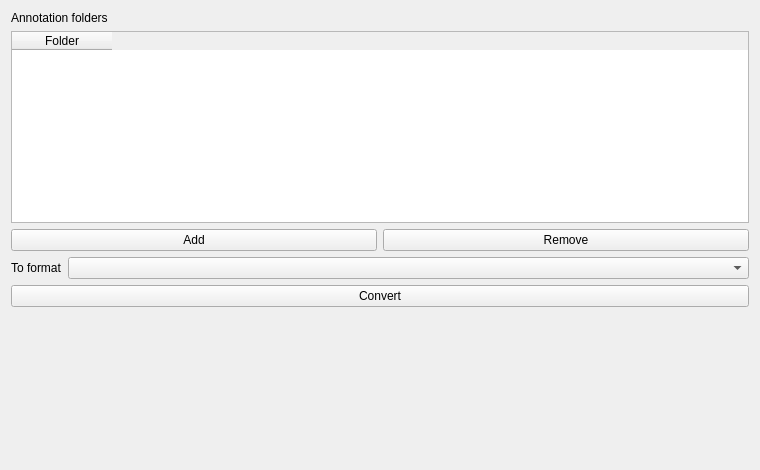
Above: image_clean_up_tool/convert_label_img_labels.ui from stereomatchingkiss/blogCodes2 before the change. Below: the same form after it.
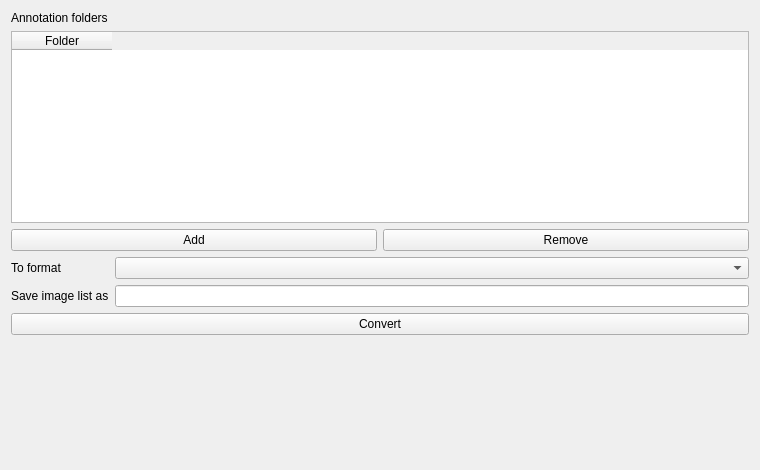
That is the form after the change.

Commit message: output image list for yolov4

Patch:
```diff
--- a/image_clean_up_tool/convert_label_img_labels.ui
+++ b/image_clean_up_tool/convert_label_img_labels.ui
@@ -66,6 +66,16 @@
      <item row="0" column="1">
       <widget class="QComboBox" name="comboBoxToFormat"/>
      </item>
+     <item row="1" column="0">
+      <widget class="QLabel" name="label_2">
+       <property name="text">
+        <string>Save image list as</string>
+       </property>
+      </widget>
+     </item>
+     <item row="1" column="1">
+      <widget class="QLineEdit" name="lineEditSaveImgListAs"/>
+     </item>
     </layout>
    </item>
    <item>
```
The commit also changes 1 other file.
